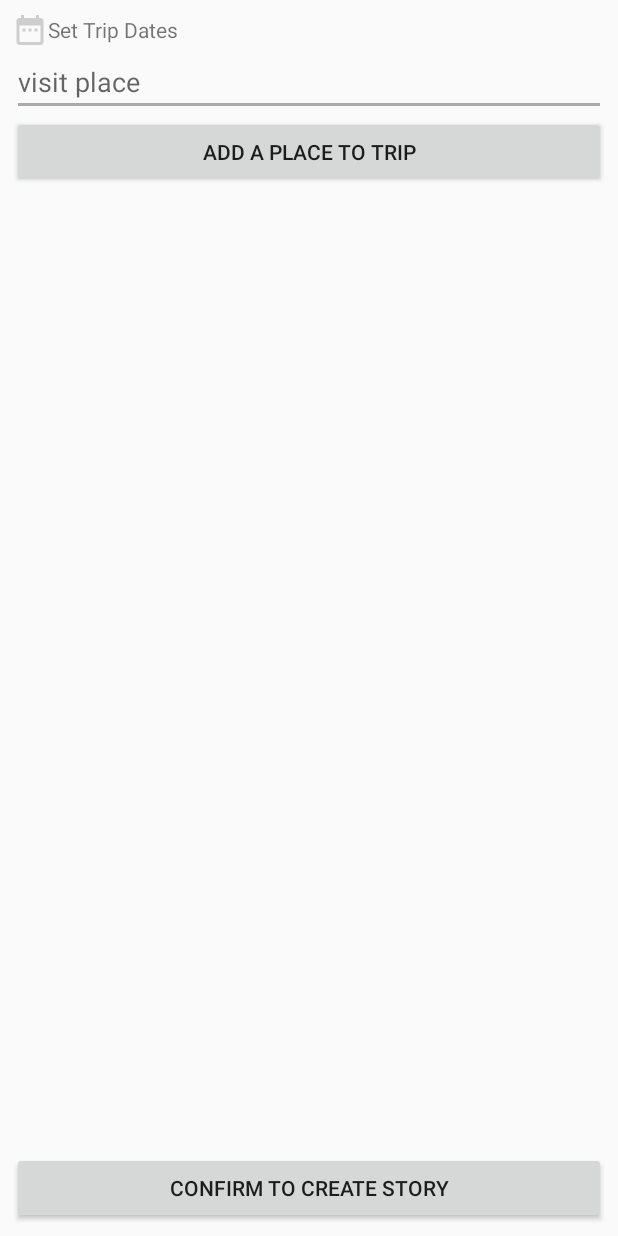
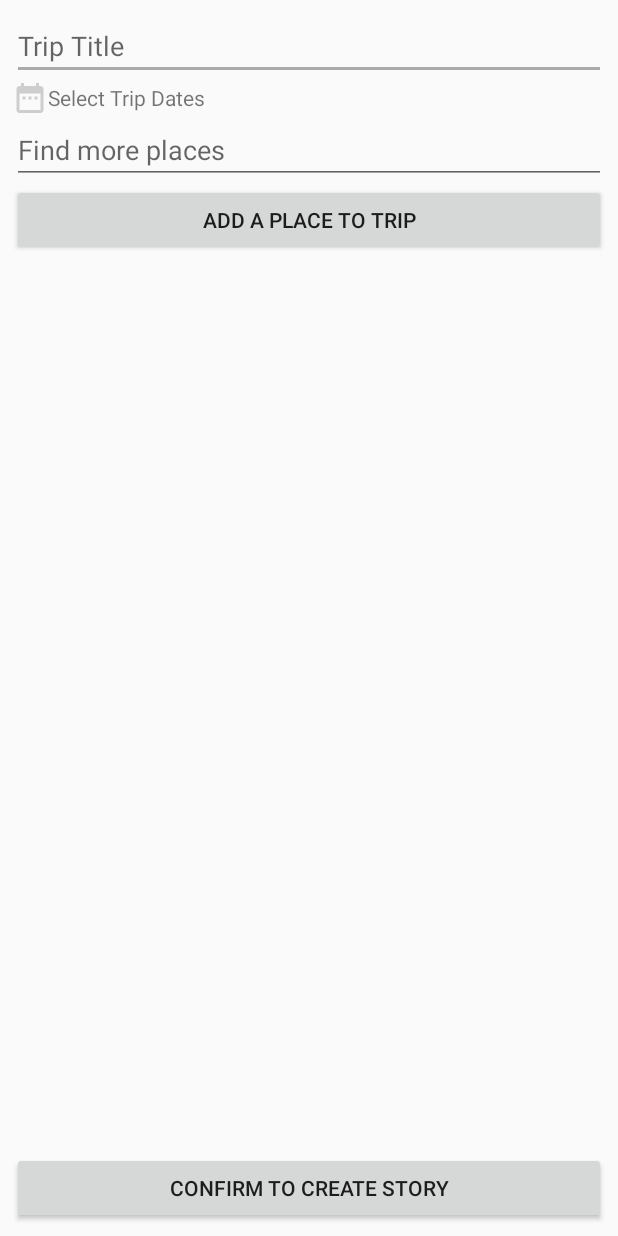
Before and after one commit to codepath-android-fall16-group-8/travel, an Android app: the layout content_create_story.xml on its own in the app's theme, with its tools: preview values and no code run, on a phone screen of 412 x 824 dp. Run offline under Robolectric (Android 15) with nearby library versions, the phone set to English and light mode, and no system bars.

Commit message:
CreateTrip: add title edit text + make trip dates required

```diff
--- a/app/src/main/AndroidManifest.xml
+++ b/app/src/main/AndroidManifest.xml
@@ -81,6 +81,7 @@
         </activity>
         <activity
             android:name=".activities.CreateStoryActivity"
+            android:label="@string/toolbar_title_create_story"
             android:windowSoftInputMode="stateHidden" />
         <activity android:name=".activities.PlaceSuggestionActivity" />
         <activity android:name=".activities.StoryActivity" />
--- a/app/src/main/java/com/codepath/travel/activities/StoryActivity.java
+++ b/app/src/main/java/com/codepath/travel/activities/StoryActivity.java
@@ -56,7 +56,6 @@ import java.util.ArrayList;
 import java.util.Calendar;
 import java.util.Date;
 
-import butterknife.BindString;
 import butterknife.BindView;
 import butterknife.ButterKnife;
 import permissions.dispatcher.NeedsPermission;
@@ -79,9 +78,6 @@ public class StoryActivity extends AppCompatActivity implements
     public static final String TRIP_TITLE_ARG = "trip_title";
 
     private static final String TAG = StoryActivity.class.getSimpleName();
-
-    // strings
-    @BindString(R.string.toolbar_title_story) String toolbarTitle;
 
     // views
     @BindView(R.id.toolbar) Toolbar toolbar;
@@ -112,7 +108,7 @@ public class StoryActivity extends AppCompatActivity implements
         ButterKnife.bind(this);
 
         mTripTitle = getIntent().getStringExtra(TRIP_TITLE_ARG);
-        toolbar.setTitle(String.format(toolbarTitle, mTripTitle));
+        toolbar.setTitle(mTripTitle);
         setSupportActionBar(toolbar);
         getSupportActionBar().setDisplayHomeAsUpEnabled(true);
 
--- a/app/src/main/java/com/codepath/travel/models/parse/StoryPlace.java
+++ b/app/src/main/java/com/codepath/travel/models/parse/StoryPlace.java
@@ -43,7 +43,10 @@ public class StoryPlace extends ParseObject {
         setTrip(trip);
         setPlaceId(suggestionPlace.getPlaceId());
         setName(suggestionPlace.getName());
-        setPhotoUrl(suggestionPlace.getPhotoUrl());
+        setRating(suggestionPlace.getRating() != null ? suggestionPlace.getRating() : 0.0);
+        if (suggestionPlace.getPhotoUrl() != null) {
+            setPhotoUrl(suggestionPlace.getPhotoUrl());
+        }
         // TODO: add lat/lng if displaying maps
     }
 
--- a/app/src/main/res/layout/content_create_story.xml
+++ b/app/src/main/res/layout/content_create_story.xml
@@ -9,8 +9,15 @@
     tools:context=".activities.CreateStoryActivity"
     tools:showIn="@layout/activity_create_story">
 
+    <EditText
+        android:id="@+id/etTripTitle"
+        android:hint="@string/hint_trip_title"
+        android:layout_width="match_parent"
+        android:layout_height="wrap_content"/>
+
     <TextView
         android:id="@+id/tvTripDates"
+        android:layout_below="@id/etTripTitle"
         android:layout_width="wrap_content"
         android:layout_height="wrap_content"
         android:text="@string/hint_trip_dates"
@@ -20,7 +27,7 @@
 
     <EditText
         android:id="@+id/etPlacesOfInterest"
-        android:layout_below="@+id/tvTripDates"
+        android:layout_below="@id/tvTripDates"
         android:hint="@string/hint_places_of_interest"
         android:layout_width="match_parent"
         android:layout_height="wrap_content"/>
--- a/app/src/main/res/values/strings.xml
+++ b/app/src/main/res/values/strings.xml
@@ -11,10 +11,9 @@
     <string name="confirm_story">confirm to create story</string>
     <string name="add_a_place">Add a place to trip</string>
 
-    <string name="toolbar_title_create_story">My planned trip to %1$s</string>
-    <string name="toolbar_title_story">Trip to %1$s</string>
+    <string name="toolbar_title_place_suggestion">Plan my trip to %1$s</string>
+    <string name="toolbar_title_create_story">Create Trip</string>
     <string name="toolbar_title_story_collage">Story: %1$s</string>
-    <string name="toolbar_title_place_suggestion">Plan my trip to %1$s</string>
 
     <string name="view_map">View Map</string>
     <string name="view_collage">View Collage</string>
@@ -42,7 +41,10 @@
     <string name="search_user">Find Friends</string>
 
     <!-- Create Trip -->
-    <string name="hint_places_of_interest">visit place</string>
+    <string name="default_trip_title">Trip to %1$s</string>
+    <string name="hint_trip_title">Trip Title</string>
+    <string name="hint_places_of_interest">Find more places</string>
+    <string name="error_trip_dates">Please select trip dates</string>
 
     <!-- Story Activity -->
     <!-- Confirm Delete Trip Dialog -->
@@ -58,7 +60,7 @@
     <string name="set_user_cover">Set user cover</string>
 
     <!-- Trip Date Selection -->
-    <string name="hint_trip_dates">Set Trip Dates</string>
+    <string name="hint_trip_dates">Select Trip Dates</string>
     <string name="start_date">Start Date</string>
     <string name="end_date">End Date</string>
 
```
Also changed, not shown: app/src/main/java/com/codepath/travel/activities/BaseActivity.java (+8 -8 lines), app/src/main/java/com/codepath/travel/activities/CreateStoryActivity.java (+56 -44 lines), app/src/main/java/com/codepath/travel/fragments/dialog/ErrorMessageDialogFragment.java (added, +32 -0 lines), app/src/main/res/menu/menu_create_story.xml (deleted, +0 -12 lines).
